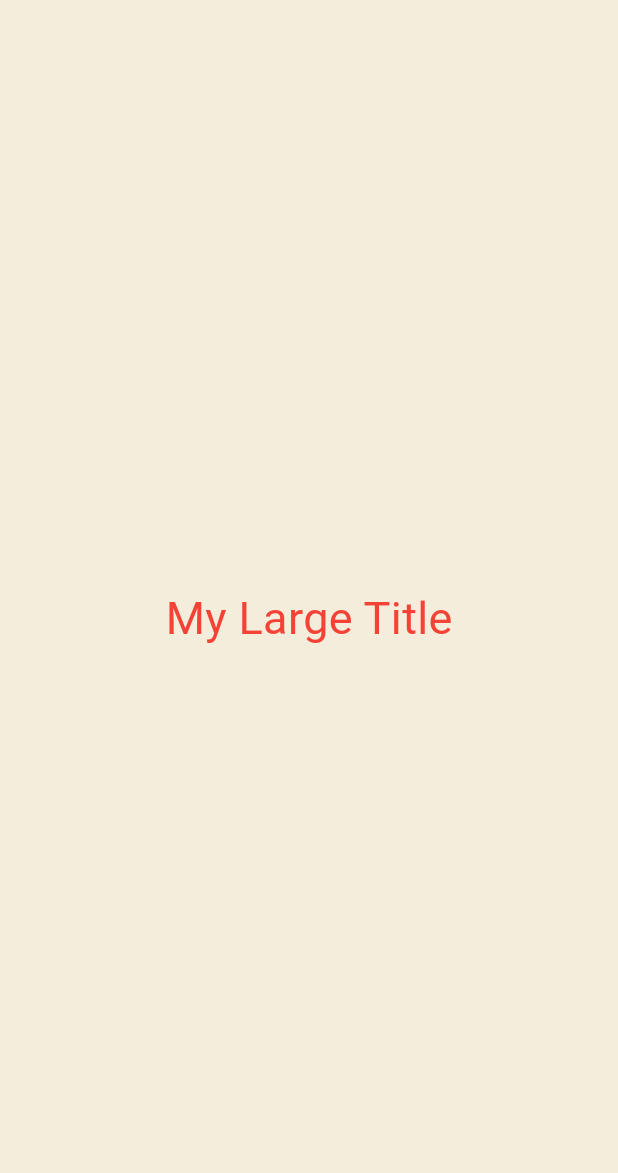
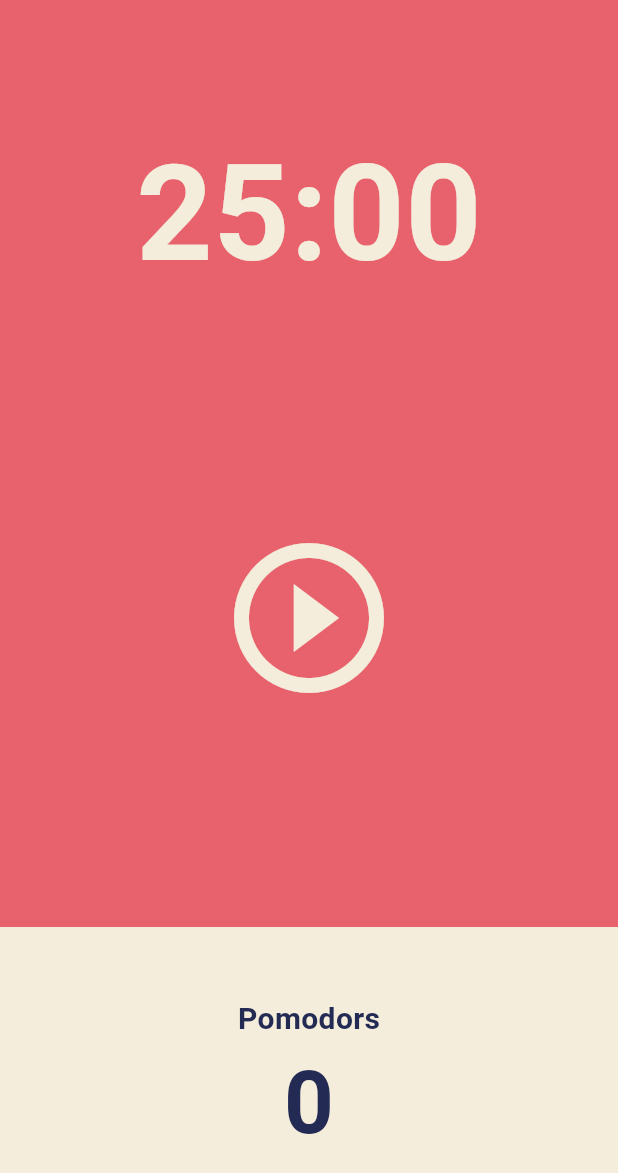
Before and after one commit to BaekSiyoon/pomodoroTimerApp, a Flutter app: the screen it shows after launch, on a phone screen of 412 x 824 dp. Shown: the top 1173 px of the screen. Run offline on Flutter 3.47's test engine with Material 3 defaults, Android fonts, the phone set to English and light mode, and no system bars.

Commit message:
Flexible,Expanded,Theme,StatefulWidget

```diff
--- a/lib/main.dart
+++ b/lib/main.dart
@@ -1,80 +1,26 @@
 import 'package:flutter/material.dart';
+import 'package:pomodoro/screens/home_screem.dart';
 
 void main() {
   runApp(const MyApp());
 }
 
-class MyApp extends StatefulWidget {
+class MyApp extends StatelessWidget {
   const MyApp({super.key});
 
-  @override
-  State<MyApp> createState() => _AppState();
-}
-
-class _AppState extends State<MyApp> {
   @override
   Widget build(BuildContext context) {
     return MaterialApp(
       theme: ThemeData(
+        scaffoldBackgroundColor: const Color(0xFFE7626C),
         textTheme: const TextTheme(
-          titleLarge: TextStyle(
-            color: Colors.red,
+          headlineMedium: TextStyle(
+            color: Color(0xFF232B55),
           ),
         ),
+        cardColor: const Color(0xFFF4EDDB),
       ),
-      home: const Scaffold(
-        backgroundColor: Color(0xFFF4EDDB),
-        body: Center(
-          child: Column(
-            mainAxisAlignment: MainAxisAlignment.center,
-            children: [
-              MyLargeTitle(),
-            ],
-          ),
-        ),
-      ),
+      home: const HomeScreen(),
     );
   }
 }
-
-class MyLargeTitle extends StatefulWidget {
-  const MyLargeTitle({
-    super.key,
-  });
-
-  @override
-  State<MyLargeTitle> createState() => _MyLargeTitleState();
-}
-
-class _MyLargeTitleState extends State<MyLargeTitle> {
-  int count = 0;
-
-  //  부모요소에 의존하는 데이터를 초기화 해야하는 경우
-  // 오직 단 한번만 호출 된다
-  // 항상 사용할 필요는 없다.
-// initState 는 항상 build 메소드 전에 실행 된다
-  @override
-  void initState() {
-    super.initState();
-  }
-  // widget life cycle
-
-  // 위젯이 스크린에서 제거 될때 호출 되는 메서드
-  // api 업데이트, 이벤트 리스너로 부터 구독 취소 등 form의 리스너로 부터 벗어나고 싶을때 사용 할 수 있다
-  // dispose 메소드는 무언가를 취소 하는 곳이다
-  @override
-  void dispose() {
-    super.dispose();
-  }
-
-  @override // 위젯에서 UI를 만들고
-  Widget build(BuildContext context) {
-    return Text(
-      'My Large Title',
-      style: TextStyle(
-        fontSize: 30,
-        color: Theme.of(context).textTheme.titleLarge?.color,
-      ),
-    );
-  }
-}
--- /dev/null
+++ b/lib/screens/home_screem.dart
@@ -0,0 +1,87 @@
+import 'package:flutter/material.dart';
+
+class HomeScreen extends StatefulWidget {
+  const HomeScreen({super.key});
+
+  @override
+  State<HomeScreen> createState() => _HomeScreenState();
+}
+
+class _HomeScreenState extends State<HomeScreen> {
+  @override
+  Widget build(BuildContext context) {
+    return Scaffold(
+      backgroundColor: Theme.of(context).scaffoldBackgroundColor,
+      body: Column(
+        children: [
+          Flexible(
+            flex: 1,
+            child: Container(
+              alignment: Alignment.bottomCenter,
+              child: Text(
+                '25:00',
+                style: TextStyle(
+                  color: Theme.of(context).cardColor,
+                  fontSize: 89,
+                  fontWeight: FontWeight.w600,
+                ),
+              ),
+            ),
+          ),
+          Flexible(
+            flex: 2,
+            child: Center(
+              child: IconButton(
+                iconSize: 120,
+                color: Theme.of(context).cardColor,
+                onPressed: () {},
+                icon: const Icon(Icons.play_circle_outline),
+              ),
+            ),
+          ),
+          Flexible(
+            flex: 1,
+            child: Row(
+              children: [
+                Expanded(
+                  child: Container(
+                    decoration: BoxDecoration(
+                      color: Theme.of(context).cardColor,
+                    ),
+                    child: Column(
+                      mainAxisAlignment: MainAxisAlignment.center,
+                      children: [
+                        Text(
+                          'Pomodors',
+                          style: TextStyle(
+                            fontSize: 20,
+                            fontWeight: FontWeight.w600,
+                            color: Theme.of(context)
+                                .textTheme
+                                .headlineMedium!
+                                .color,
+                          ),
+                        ),
+                        Text(
+                          '0',
+                          style: TextStyle(
+                            fontSize: 58,
+                            fontWeight: FontWeight.w600,
+                            color: Theme.of(context)
+                                .textTheme
+                                .headlineMedium!
+                                .color,
+                          ),
+                        ),
+                      ],
+                    ),
+                  ),
+                ),
+              ],
+            ),
+          ),
+        ],
+      ),
+    );
+  }
+}
```
